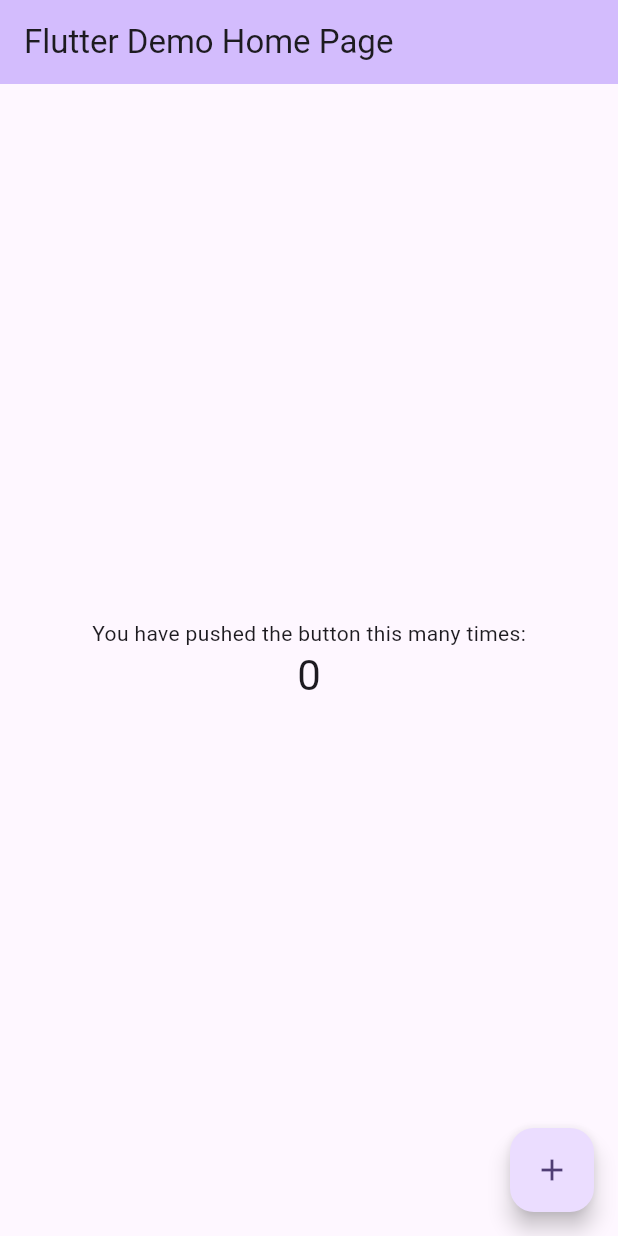
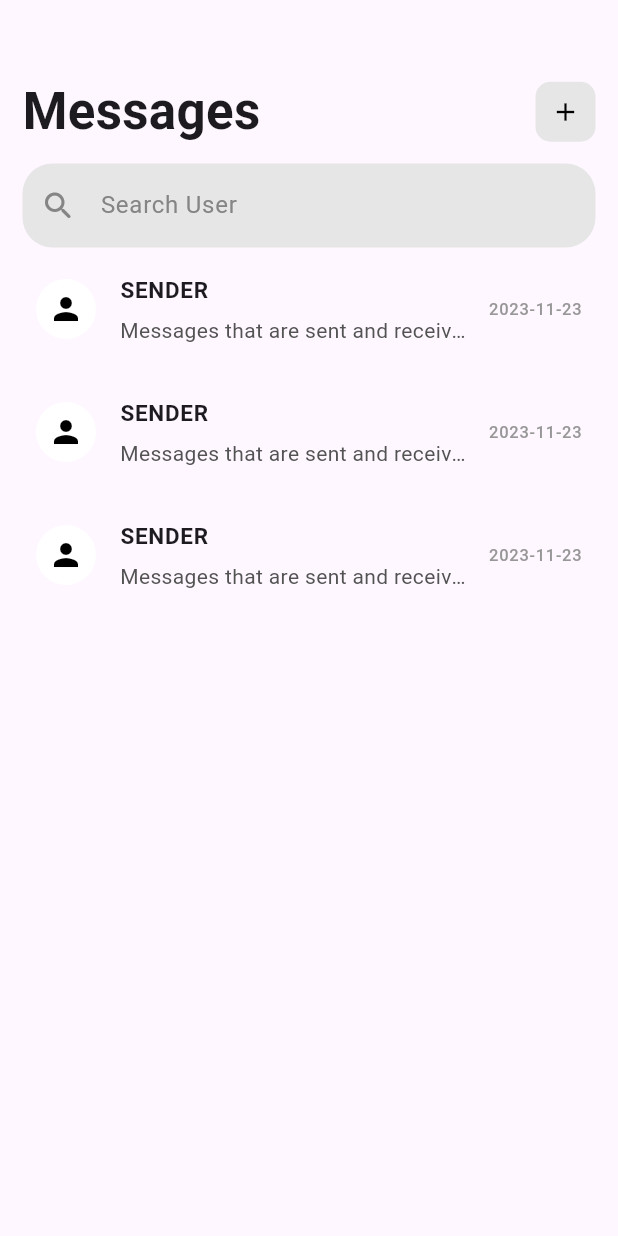
Before and after one commit to imperialrogers/DS304-Project, a Flutter app: the screen it shows after launch, on a phone screen of 412 x 824 dp. Run offline on Flutter 3.47's test engine with Material 2 defaults, Android fonts, the phone set to English and light mode, and no system bars; our stand-ins replace flutter_secure_storage.

Commit message:
user list screen

```diff
--- /dev/null
+++ b/lib/constants.dart
@@ -0,0 +1,5 @@
+List<String> messages = [
+  "Helllo",
+  "This is rick and morty",
+  "Manjunath sucks Roshan David Jathannas dick"
+];
--- a/lib/main.dart
+++ b/lib/main.dart
@@ -1,3 +1,4 @@
+import 'package:ds304/user_list_screen.dart';
 import 'package:flutter/material.dart';
 
 void main() {
@@ -7,119 +8,15 @@ void main() {
 class MyApp extends StatelessWidget {
   const MyApp({super.key});
 
-  // This widget is the root of your application.
   @override
   Widget build(BuildContext context) {
     return MaterialApp(
-      title: 'Flutter Demo',
+      title: '',
       theme: ThemeData(
-        // This is the theme of your application.
-        //
-        // TRY THIS: Try running your application with "flutter run". You'll see
-        // the application has a blue toolbar. Then, without quitting the app,
-        // try changing the seedColor in the colorScheme below to Colors.green
-        // and then invoke "hot reload" (save your changes or press the "hot
-        // reload" button in a Flutter-supported IDE, or press "r" if you used
-        // the command line to start the app).
-        //
-        // Notice that the counter didn't reset back to zero; the application
-        // state is not lost during the reload. To reset the state, use hot
-        // restart instead.
-        //
-        // This works for code too, not just values: Most code changes can be
-        // tested with just a hot reload.
         colorScheme: ColorScheme.fromSeed(seedColor: Colors.deepPurple),
         useMaterial3: true,
       ),
-      home: const MyHomePage(title: 'Flutter Demo Home Page'),
+      home: UserListScreen(),
     );
   }
 }
-
-class MyHomePage extends StatefulWidget {
-  const MyHomePage({super.key, required this.title});
-
-  // This widget is the home page of your application. It is stateful, meaning
-  // that it has a State object (defined below) that contains fields that affect
-  // how it looks.
-
-  // This class is the configuration for the state. It holds the values (in this
-  // case the title) provided by the parent (in this case the App widget) and
-  // used by the build method of the State. Fields in a Widget subclass are
-  // always marked "final".
-
-  final String title;
-
-  @override
-  State<MyHomePage> createState() => _MyHomePageState();
-}
-
-class _MyHomePageState extends State<MyHomePage> {
-  int _counter = 0;
-
-  void _incrementCounter() {
-    setState(() {
-      // This call to setState tells the Flutter framework that something has
-      // changed in this State, which causes it to rerun the build method below
-      // so that the display can reflect the updated values. If we changed
-      // _counter without calling setState(), then the build method would not be
-      // called again, and so nothing would appear to happen.
-      _counter++;
-    });
-  }
-
-  @override
-  Widget build(BuildContext context) {
-    // This method is rerun every time setState is called, for instance as done
-    // by the _incrementCounter method above.
-    //
-    // The Flutter framework has been optimized to make rerunning build methods
-    // fast, so that you can just rebuild anything that needs updating rather
-    // than having to individually change instances of widgets.
-    return Scaffold(
-      appBar: AppBar(
-        // TRY THIS: Try changing the color here to a specific color (to
-        // Colors.amber, perhaps?) and trigger a hot reload to see the AppBar
-        // change color while the other colors stay the same.
-        backgroundColor: Theme.of(context).colorScheme.inversePrimary,
-        // Here we take the value from the MyHomePage object that was created by
-        // the App.build method, and use it to set our appbar title.
-        title: Text(widget.title),
-      ),
-      body: Center(
-        // Center is a layout widget. It takes a single child and positions it
-        // in the middle of the parent.
-        child: Column(
-          // Column is also a layout widget. It takes a list of children and
-          // arranges them vertically. By default, it sizes itself to fit its
-          // children horizontally, and tries to be as tall as its parent.
-          //
-          // Column has various properties to control how it sizes itself and
-          // how it positions its children. Here we use mainAxisAlignment to
-          // center the children vertically; the main axis here is the vertical
-          // axis because Columns are vertical (the cross axis would be
-          // horizontal).
-          //
-          // TRY THIS: Invoke "debug painting" (choose the "Toggle Debug Paint"
-          // action in the IDE, or press "p" in the console), to see the
-          // wireframe for each widget.
-          mainAxisAlignment: MainAxisAlignment.center,
-          children: <Widget>[
-            const Text(
-              'You have pushed the button this many times:',
-            ),
-            Text(
-              '$_counter',
-              style: Theme.of(context).textTheme.headlineMedium,
-            ),
-          ],
-        ),
-      ),
-      floatingActionButton: FloatingActionButton(
-        onPressed: _incrementCounter,
-        tooltip: 'Increment',
-        child: const Icon(Icons.add),
-      ), // This trailing comma makes auto-formatting nicer for build methods.
-    );
-  }
-}
--- /dev/null
+++ b/lib/message_list_item.dart
@@ -0,0 +1,59 @@
+import 'package:flutter/material.dart';
+
+/// Individual List Item's UI
+class MessageListItem extends StatelessWidget {
+  MessageListItem({Key? key, required String message}) : super();
+
+  @override
+  Widget build(BuildContext context) {
+    return Container(
+      padding: const EdgeInsets.symmetric(vertical: 5),
+      decoration: const BoxDecoration(
+        borderRadius: BorderRadius.all(
+          Radius.circular(20),
+        ),
+      ),
+      //Image of sender
+      child: ListTile(
+        leading: const Padding(
+          padding: EdgeInsets.symmetric(horizontal: 8.0),
+          child: CircleAvatar(
+            backgroundColor: Colors.white,
+            child: Icon(
+              Icons.person,
+              color: Colors.black,
+            ),
+          ),
+        ),
+        title: const Text(
+          "SENDER",
+          overflow: TextOverflow.ellipsis,
+          maxLines: 1,
+          style: TextStyle(
+            fontSize: 15,
+            fontWeight: FontWeight.bold,
+          ),
+        ),
+        horizontalTitleGap: 8,
+        //Date
+        trailing: Text(
+          DateTime.now().toString().substring(0, 10),
+          style: const TextStyle(
+            color: Color.fromARGB(255, 152, 151, 151),
+          ),
+        ),
+        subtitle: const Padding(
+          padding: EdgeInsets.only(top: 5.0),
+          child: Text(
+            "Messages that are sent and received will be shown here.",
+            overflow: TextOverflow.ellipsis,
+            maxLines: 1,
+            style: TextStyle(
+                color: Color.fromARGB(255, 83, 83, 83), decorationThickness: 1),
+          ),
+        ),
+        onTap: () async {},
+      ),
+    );
+  }
+}
--- /dev/null
+++ b/lib/user_list_screen.dart
@@ -0,0 +1,193 @@
+import 'dart:async';
+import 'package:ds304/constants.dart';
+import 'package:ds304/message_list_item.dart';
+import 'package:flutter/material.dart';
+import 'package:flutter_secure_storage/flutter_secure_storage.dart';
+
+class UserListScreen extends StatefulWidget {
+  static const routeName = "/user-list-screen";
+  const UserListScreen({super.key});
+
+  @override
+  State<UserListScreen> createState() => _UserListScreenState();
+}
+
+class _UserListScreenState extends State<UserListScreen> {
+  ///Initial Variables
+  bool _isLoading = false;
+  var listening;
+  var listeningM;
+  TextEditingController _searchController = TextEditingController();
+
+  ///Init
+  @override
+  void initState() {
+    super.initState();
+  }
+
+  /// Function to show Circular Progress Indicator and load messages meanwhile
+  // Future<void> _loadItems() async {
+  //   if (listening == null) {
+  //     setState(() {
+  //       _isLoading = true;
+  //     });
+
+  //     widget.client.streamConversations().listen((convo) async {
+  //       debugPrint(
+  //         'Got a new conversation with ${convo.peer}',
+  //       );
+  //       messages.add(convo);
+  //     }, onError: (e) {
+  //       print(e);
+  //     });
+
+  //     List<xmtp.Conversation> fetchedItems =
+  //         await xmtpService.listConversations(
+  //       client: widget.client,
+  //       sort: xmtp.SortDirection.SORT_DIRECTION_ASCENDING,
+  //     );
+
+  //     saveConversations(fetchedItems);
+
+  //     setState(() {
+  //       messages = fetchedItems;
+  //       _isLoading = false;
+  //     });
+  //   }
+  // }
+
+  // void saveConversations(List<xmtp.Conversation> fetchedItems) async {
+  //   const mySecureStorage = FlutterSecureStorage();
+
+  //   for (var convo in fetchedItems) {
+  //     await mySecureStorage.write(
+  //         key: "${convo.peer}", value: convo.conversationId.toString());
+  //   }
+  // }
+
+  ///Screen UI
+  @override
+  Widget build(BuildContext context) {
+    return Scaffold(
+      body: Container(
+        decoration: BoxDecoration(
+          borderRadius: BorderRadius.circular(30),
+        ),
+        child: Column(
+          children: [
+            Padding(
+              padding: const EdgeInsets.only(left: 15, right: 15, top: 50),
+              child: Row(
+                mainAxisAlignment: MainAxisAlignment.spaceBetween,
+                children: <Widget>[
+                  const Text(
+                    "Messages",
+                    style: TextStyle(fontSize: 34, fontWeight: FontWeight.bold),
+                  ),
+                  //SEARCH BAR
+
+                  GestureDetector(
+                    onTap: () {},
+                    child: Container(
+                      decoration: BoxDecoration(
+                        borderRadius: BorderRadius.circular(10),
+                        color: Color.fromARGB(255, 230, 230, 230),
+                      ),
+                      child: const Padding(
+                        padding: EdgeInsets.all(10),
+                        child: Icon(
+                          Icons.add_outlined,
+                          color: Colors.black,
+                          size: 20,
+                        ),
+                      ),
+                    ),
+                  )
+                ],
+              ),
+            ),
+            Container(
+              margin: const EdgeInsets.only(
+                left: 15.0,
+                right: 15.0,
+                top: 10.0,
+              ),
+              child: TextFormField(
+                controller: _searchController,
+                onFieldSubmitted: null,
+                decoration: InputDecoration(
+                  filled: true,
+                  fillColor: Color.fromARGB(255, 230, 230, 230),
+                  hintText: "Search User",
+                  hintStyle:
+                      const TextStyle(color: Color.fromARGB(255, 79, 79, 79)),
+                  labelText: 'Search User',
+                  labelStyle: const TextStyle(
+                      color: Color.fromARGB(255, 133, 133, 133)),
+                  border: OutlineInputBorder(
+                    borderRadius: BorderRadius.circular(20),
+                    borderSide: BorderSide.none,
+                  ),
+                  prefixIcon: const Icon(
+                    Icons.search_rounded,
+                    color: Color.fromARGB(255, 133, 133, 133),
+                  ),
+                ),
+              ),
+            ),
+            Expanded(
+              /// If messages are loading, show CircularIndicator else list messages
+              child: _isLoading
+                  ? const Center(
+                      child: CircularProgressIndicator(),
+                    )
+                  :
+                  // : StreamBuilder(
+                  //     stream: widget.client.streamConversations(),
+                  //     builder: (context, snapshot) {
+                  //       if (snapshot.connectionState ==
+                  //           ConnectionState.waiting) {
+                  //         return ListView.builder(
+                  //           shrinkWrap: true,
+                  //           itemCount: messages.length,
+                  //           itemBuilder: (context, index) {
+                  //             return MessageListItem(
+                  //               message: messages[index],
+                  //               client: widget.client,
+                  //             );
+                  //           },
+                  //         );
+                  //       }
+                  //       if (snapshot.data != null) {}
+
+                  //       return ListView.builder(
+                  //         shrinkWrap: true,
+                  //         itemCount: messages.length,
+                  //         itemBuilder: (context, index) {
+                  //           return MessageListItem(
+                  //             message: messages[index],
+                  //             client: widget.client,
+                  //           );
+                  //         },
+                  //       );
+                  //     },
+                  //   ),
+                  ListView.builder(
+                      shrinkWrap: true,
+                      itemCount: messages.length,
+                      itemBuilder: (context, index) {
+                        return MessageListItem(
+                          message: messages[index],
+                        );
+                      },
+                    ),
+            ),
+          ],
+        ),
+      ),
+    );
+  }
+
+  ///Load All Conversations
+  Future<void> setMessages() async {}
+}
--- a/pubspec.yaml
+++ b/pubspec.yaml
@@ -35,6 +35,8 @@ dependencies:
   # The following adds the Cupertino Icons font to your application.
   # Use with the CupertinoIcons class for iOS style icons.
   cupertino_icons: ^1.0.2
+  flutter_secure_storage: ^9.0.0
+  intl: ^0.18.1
 
 dev_dependencies:
   flutter_test:
```
Also changed, not shown: pubspec.lock.
